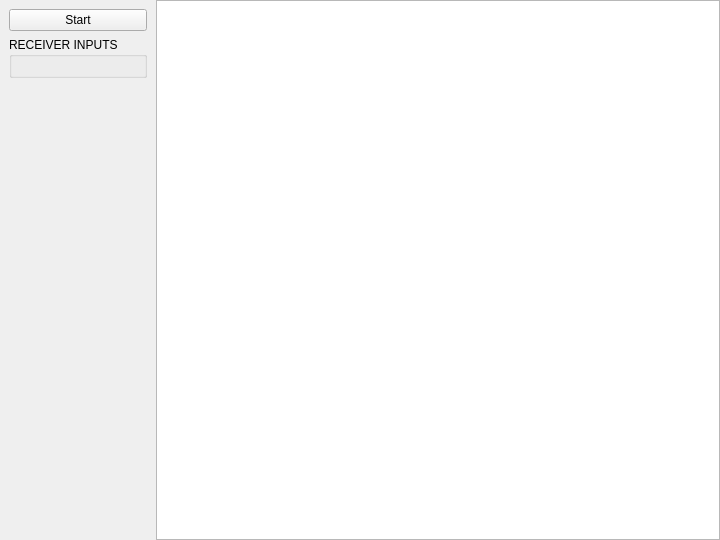
Qt form projects/sdr_receiver_hpsdr/server/sdr-receiver-hpsdr.ui (pavel-demin/usb104-a7-notes) before a commit.
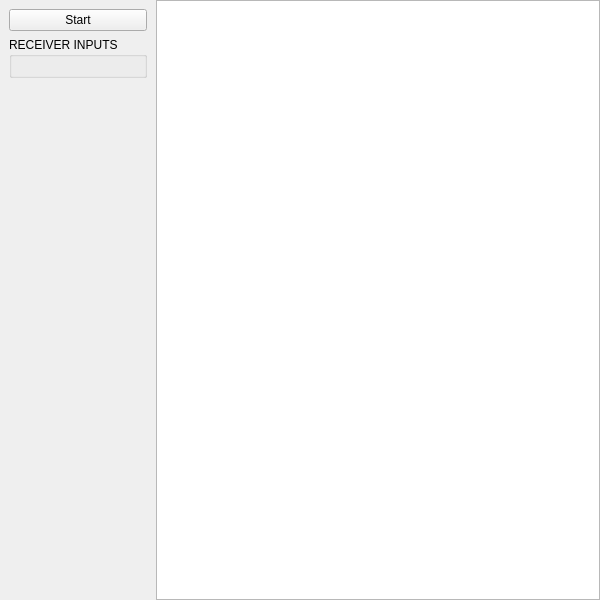
The same form after that commit.

Commit message: set window size to 600x600 in sdr-receiver-hpsdr.ui

```diff
--- a/projects/sdr_receiver_hpsdr/server/sdr-receiver-hpsdr.ui
+++ b/projects/sdr_receiver_hpsdr/server/sdr-receiver-hpsdr.ui
@@ -6,14 +6,14 @@
    <rect>
     <x>0</x>
     <y>0</y>
-    <width>720</width>
-    <height>540</height>
+    <width>600</width>
+    <height>600</height>
    </rect>
   </property>
   <property name="minimumSize">
    <size>
-    <width>720</width>
-    <height>540</height>
+    <width>600</width>
+    <height>600</height>
    </size>
   </property>
   <property name="windowTitle">
```
